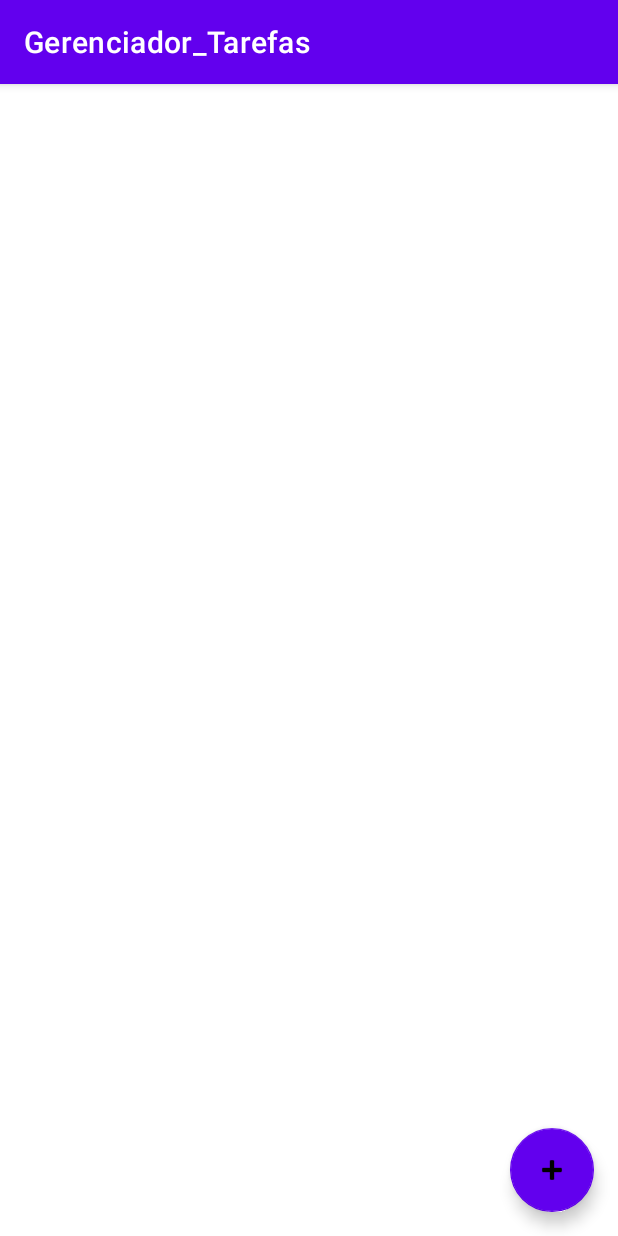
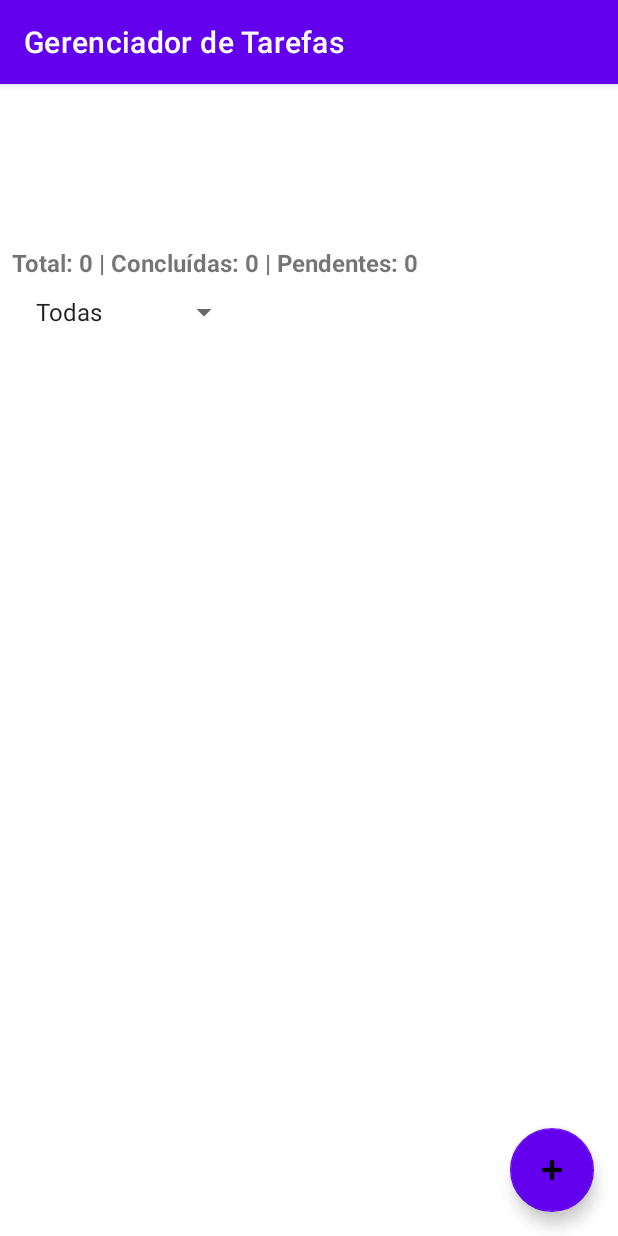
Before and after one commit to gabrieltizziani/GerenciadorTarefa-Kotlin, an Android app: the screen it shows after launch (MainActivity), on a phone screen of 412 x 824 dp. Run offline under Robolectric (Android 15) with nearby library versions, the phone set to English and light mode, and no system bars; our stand-ins replace Room's generated code.

```diff
--- a/app/src/main/java/com/github/gabrieltizziani/gerenciador_tarefas/DetalhesActivity.kt
+++ b/app/src/main/java/com/github/gabrieltizziani/gerenciador_tarefas/DetalhesActivity.kt
@@ -74,5 +74,6 @@ class DetalhesActivity : AppCompatActivity() {
             Toast.makeText(this, "Tarefa excluída com sucesso", Toast.LENGTH_SHORT).show()
             finish()
         }
+
     }
 }
--- a/app/src/main/java/com/github/gabrieltizziani/gerenciador_tarefas/MainActivity.kt
+++ b/app/src/main/java/com/github/gabrieltizziani/gerenciador_tarefas/MainActivity.kt
@@ -2,22 +2,34 @@ package com.github.gabrieltizziani.gerenciador_tarefas
 
 import android.content.Intent
 import android.os.Bundle
+import android.view.View
+import android.widget.AdapterView
+import android.widget.Spinner
+import android.widget.TextView
 import androidx.appcompat.app.AppCompatActivity
 import androidx.recyclerview.widget.LinearLayoutManager
 import androidx.recyclerview.widget.RecyclerView
 import com.github.gabrieltizziani.gerenciador_tarefas.data.AppDatabase
+import com.github.gabrieltizziani.gerenciador_tarefas.data.Tarefa
 import com.google.android.material.floatingactionbutton.FloatingActionButton
 
 class MainActivity : AppCompatActivity() {
 
     private lateinit var recyclerTarefas: RecyclerView
     private lateinit var adapter: TarefaAdapter
+    private lateinit var spinnerFiltro: Spinner
+    private lateinit var textResumo: TextView
+
+    private val dao by lazy { AppDatabase.getDatabase(this).tarefaDao() }
 
     override fun onCreate(savedInstanceState: Bundle?) {
         super.onCreate(savedInstanceState)
         setContentView(R.layout.activity_main)
 
+        spinnerFiltro = findViewById(R.id.spinnerFiltro)
+        textResumo = findViewById(R.id.textResumo)
         recyclerTarefas = findViewById(R.id.recyclerTarefas)
+
         adapter = TarefaAdapter(this, emptyList())
         recyclerTarefas.layoutManager = LinearLayoutManager(this)
         recyclerTarefas.adapter = adapter
@@ -27,12 +39,35 @@ class MainActivity : AppCompatActivity() {
             val intent = Intent(this, CadastroActivity::class.java)
             startActivity(intent)
         }
+
+        spinnerFiltro.onItemSelectedListener = object : AdapterView.OnItemSelectedListener {
+            override fun onItemSelected(parent: AdapterView<*>?, view: View?, position: Int, id: Long) {
+                carregarTarefas()
+            }
+
+            override fun onNothingSelected(parent: AdapterView<*>?) {}
+        }
     }
 
     override fun onResume() {
         super.onResume()
-        val db = AppDatabase.getDatabase(this)
-        val tarefas = db.tarefaDao().buscarTodos()
+        carregarTarefas()
+    }
+
+    private fun carregarTarefas() {
+        val filtroSelecionado = spinnerFiltro.selectedItemPosition
+        val tarefas: List<Tarefa> = when (filtroSelecionado) {
+            1 -> dao.buscarPorStatus(true)  // Concluídas
+            2 -> dao.buscarPorStatus(false) // Pendentes
+            else -> dao.buscarTodos()       // Todas
+        }
+
         adapter.atualizarLista(tarefas)
+
+        // Atualiza resumo
+        val total = dao.buscarTodos().size
+        val concluidas = dao.buscarPorStatus(true).size
+        val pendentes = dao.buscarPorStatus(false).size
+        textResumo.text = "Total: $total | Concluídas: $concluidas | Pendentes: $pendentes"
     }
 }
--- a/app/src/main/java/com/github/gabrieltizziani/gerenciador_tarefas/TarefaAdapter.kt
+++ b/app/src/main/java/com/github/gabrieltizziani/gerenciador_tarefas/TarefaAdapter.kt
@@ -6,6 +6,7 @@ import android.view.LayoutInflater
 import android.view.View
 import android.view.ViewGroup
 import android.widget.TextView
+import androidx.core.content.ContextCompat
 import androidx.recyclerview.widget.RecyclerView
 import com.github.gabrieltizziani.gerenciador_tarefas.data.Tarefa
 
@@ -26,12 +27,20 @@ class TarefaAdapter(
 
     override fun onBindViewHolder(holder: TarefaViewHolder, position: Int) {
         val tarefa = tarefas[position]
+
         holder.titulo.text = tarefa.titulo
         holder.descricao.text = tarefa.descricao
 
+        // Troca o fundo se estiver concluída
+        if (tarefa.concluida) {
+            holder.itemView.setBackgroundColor(ContextCompat.getColor(context, R.color.green_200))
+        } else {
+            holder.itemView.setBackgroundColor(ContextCompat.getColor(context, android.R.color.transparent))
+        }
+
         holder.itemView.setOnClickListener {
             val intent = Intent(context, DetalhesActivity::class.java)
-            intent.putExtra("idTarefa", tarefa.id)
+            intent.putExtra("idTarefa", tarefa.id.toLong())
             context.startActivity(intent)
         }
     }
--- a/app/src/main/java/com/github/gabrieltizziani/gerenciador_tarefas/data/TarefaDao.kt
+++ b/app/src/main/java/com/github/gabrieltizziani/gerenciador_tarefas/data/TarefaDao.kt
@@ -23,4 +23,8 @@ interface TarefaDao {
     @Query("SELECT * FROM tarefas ORDER BY id DESC")
     fun buscarTodos(): List<Tarefa>
 
+    @Query("SELECT * FROM tarefas WHERE concluida = :status ORDER BY id DESC")
+    fun buscarPorStatus(status: Boolean): List<Tarefa>
+
+
 }
--- a/app/src/main/res/layout/activity_cadastro.xml
+++ b/app/src/main/res/layout/activity_cadastro.xml
@@ -15,7 +15,7 @@
             android:layout_width="0dp"
             android:layout_height="wrap_content"
             android:hint="Título"
-            android:layout_marginTop="80dp"
+            android:layout_marginTop="100dp"
             app:layout_constraintTop_toTopOf="parent"
             app:layout_constraintStart_toStartOf="parent"
             app:layout_constraintEnd_toEndOf="parent">
--- a/app/src/main/res/layout/activity_detalhes.xml
+++ b/app/src/main/res/layout/activity_detalhes.xml
@@ -14,7 +14,7 @@
             android:id="@+id/layoutTitulo"
             android:layout_width="0dp"
             android:layout_height="wrap_content"
-            android:layout_marginTop="80dp"
+            android:layout_marginTop="100dp"
             app:layout_constraintTop_toTopOf="parent"
             app:layout_constraintStart_toStartOf="parent"
             app:layout_constraintEnd_toEndOf="parent">
--- a/app/src/main/res/layout/activity_main.xml
+++ b/app/src/main/res/layout/activity_main.xml
@@ -11,7 +11,7 @@
         android:layout_height="match_parent"
         android:padding="16dp"
         android:clipToPadding="false"
-        android:layout_marginTop="80dp"
+        android:layout_marginTop="150dp"
         android:contentDescription="Lista de tarefas"/>
 
     <com.google.android.material.floatingactionbutton.FloatingActionButton
@@ -25,4 +25,28 @@
         app:layout_anchorGravity="bottom|end"
         app:backgroundTint="@color/purple_500" />
 
+    <Spinner
+        android:id="@+id/spinnerFiltro"
+        android:layout_width="wrap_content"
+        android:layout_height="wrap_content"
+        android:layout_marginTop="140dp"
+        android:layout_marginBottom="8dp"
+        android:layout_marginStart="16dp"
+        android:layout_gravity="start"
+        android:entries="@array/filtros_tarefa" />
+
+    <!-- Texto com resumo -->
+    <TextView
+        android:id="@+id/textResumo"
+        android:layout_width="match_parent"
+        android:layout_height="wrap_content"
+        android:text="Resumo das tarefas"
+        android:padding="8dp"
+        android:textStyle="bold"
+        android:textSize="16sp"
+        android:layout_marginTop="100dp"
+        />
+
+
+
 </androidx.coordinatorlayout.widget.CoordinatorLayout>
--- a/app/src/main/res/values/colors.xml
+++ b/app/src/main/res/values/colors.xml
@@ -7,4 +7,5 @@
     <color name="teal_700">#FF018786</color>
     <color name="black">#FF000000</color>
     <color name="white">#FFFFFFFF</color>
+    <color name="green_200">#A5D6A7</color>
 </resources>
--- a/app/src/main/res/values/strings.xml
+++ b/app/src/main/res/values/strings.xml
@@ -1,3 +1,9 @@
 <resources>
-    <string name="app_name">Gerenciador_Tarefas</string>
+    <string name="app_name">Gerenciador de Tarefas</string>
+    <string-array name="filtros_tarefa">
+        <item>Todas</item>
+        <item>Concluídas</item>
+        <item>Pendentes</item>
+    </string-array>
+
 </resources>
--- a/gradle.properties
+++ b/gradle.properties
@@ -21,3 +21,4 @@ kotlin.code.style=official
 # resources declared in the library itself and none from the library's dependencies,
 # thereby reducing the size of the R class for that library
 android.nonTransitiveRClass=true
+org.gradle.configuration-cache=true
```
Also changed, not shown: 1 other file.
